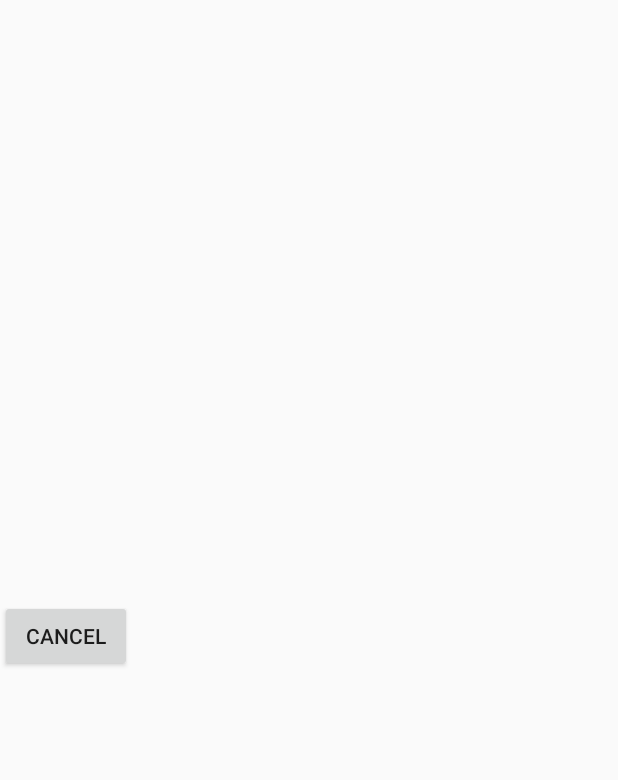
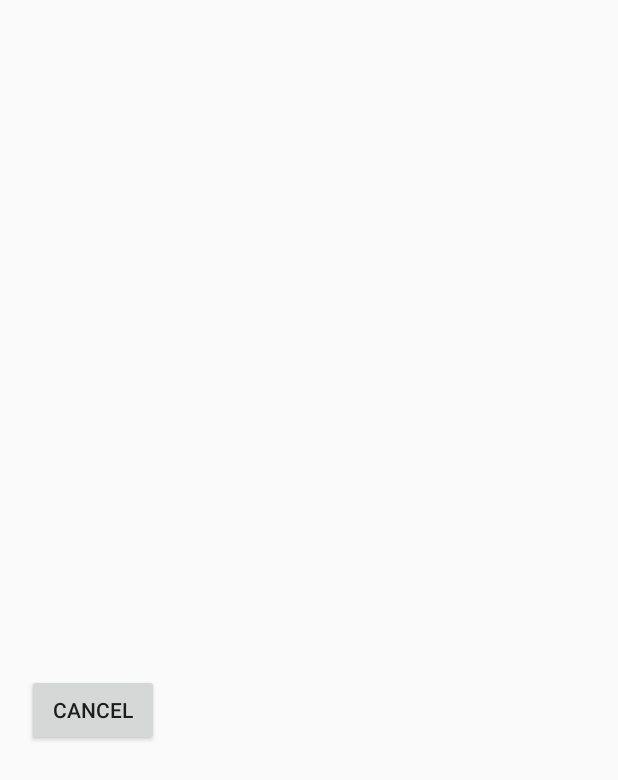
Before and after one commit to cui00053/AndroidProject, an Android app: the layout activity_movie_poster.xml on its own in the app's theme, with its tools: preview values and no code run, on a phone screen of 412 x 824 dp. Shown: the top 780 px of the screen. Run offline under Robolectric (Android 15) with nearby library versions, the phone set to English and light mode, and no system bars.

Commit message:
Finish import xml and view poster. Only view statistics left.

```diff
--- a/app/src/main/res/layout/activity_movie_poster.xml
+++ b/app/src/main/res/layout/activity_movie_poster.xml
@@ -5,16 +5,21 @@
     android:layout_width="match_parent"
     android:layout_height="match_parent"
     android:orientation="vertical"
-    tools:context="com.example.jihon.cst2335_final_project.MoviePoster">
+    tools:context="com.example.jihon.cst2335_final_project.MoviePoster"
+    android:id="@+id/moviePoster">
     <ImageView
-        android:id="@+id/weatherImageView"
+        android:id="@+id/posterImageView"
         android:layout_width="300dp"
-        android:layout_height="400dp" />
+        android:layout_height="400dp"
+        android:layout_marginLeft="18dp"
+        android:layout_marginTop="24dp"/>
 
     <Button
         android:id="@+id/cancel_button"
         android:layout_width="wrap_content"
         android:layout_height="wrap_content"
+        android:layout_marginLeft="18dp"
+        android:layout_marginTop="25dp"
         android:text="@string/movie_detail_cancel_button"
     />
 
--- a/app/src/main/res/values/strings.xml
+++ b/app/src/main/res/values/strings.xml
@@ -26,4 +26,5 @@
     <string name="helpMessageMovie">You are in the Movie Information activities, click on the menu to go to other activities.</string>
     <string name="aboutMessageMovie">Version 1, developed by Chenxiao Cui</string>
     <string name="movie_download_button">download</string>
+    <string name="movie_detail_viewPoster">View Poster</string>
 </resources>
```
Also changed, not shown: app/src/main/res/layout/activity_movie_import.xml (+12 -7 lines).
